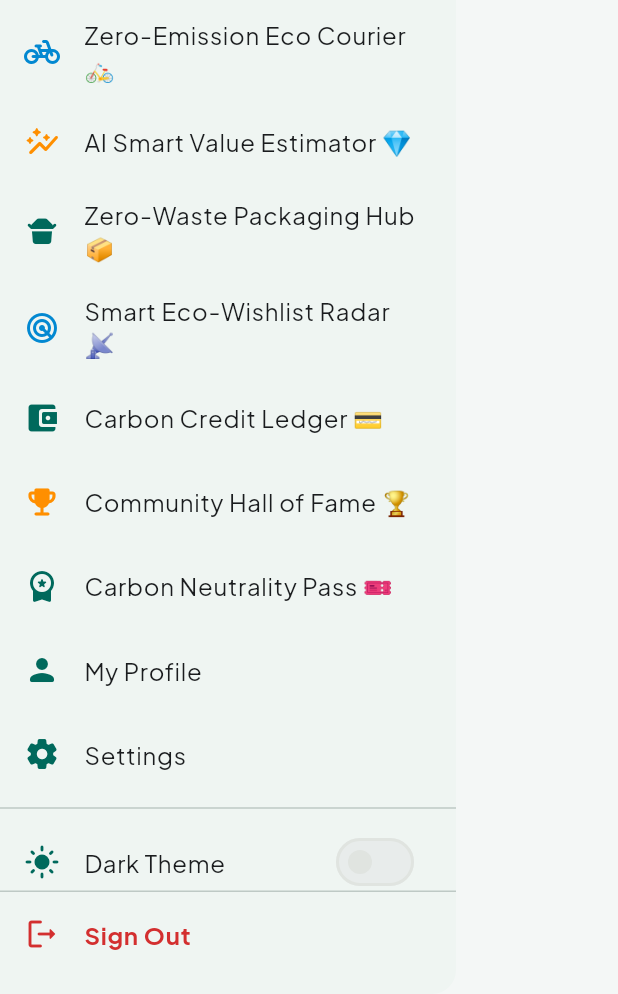
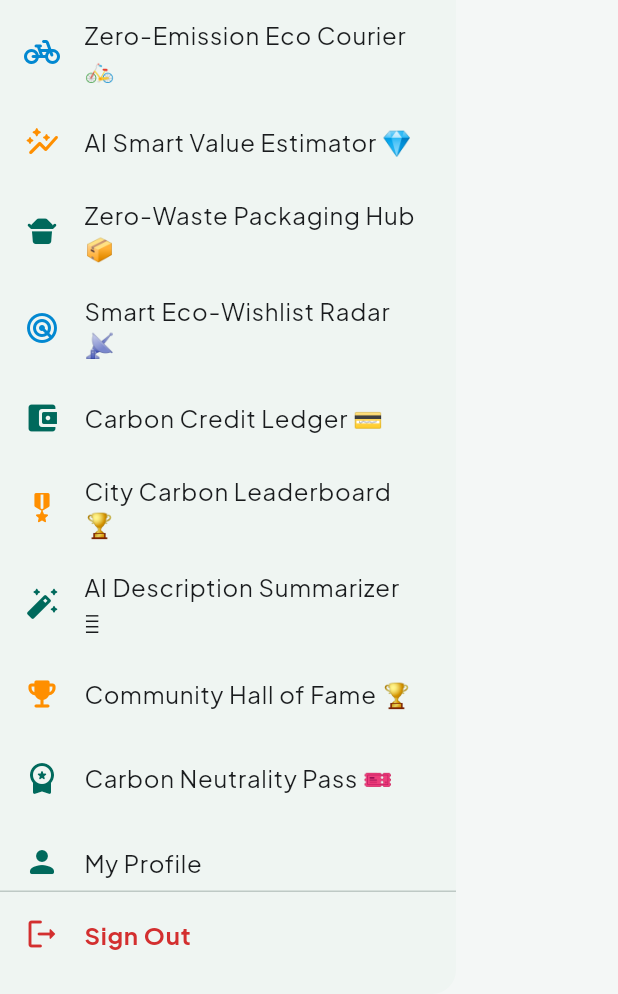
Before and after one commit to UzairBaig991/EcoSwap-MAD-Project, a Flutter app: the AppDrawer widget shown alone on an empty page, opened directly, scrolled down 1152 dp, on a phone screen of 412 x 824 dp, the part 242-1236 px from its top. Run offline on Flutter 3.47's test engine with Material 3 defaults, Android fonts, the phone set to English and light mode, and no system bars; our stand-ins replace cached_network_image, cloud_firestore, equatable, firebase_auth, firebase_core, firebase_messaging and 15 more; missing offline and left inert: dart_geohash; accounts and stored records are empty.

Commit message:
Add City Carbon Leaderboard feature

```diff
--- a/lib/core/widgets/app_drawer.dart
+++ b/lib/core/widgets/app_drawer.dart
@@ -276,6 +276,22 @@ class AppDrawer extends ConsumerWidget {
                   },
                 ),
                 ListTile(
+                  leading: const Icon(Icons.military_tech_rounded, color: AppColors.tertiary),
+                  title: const Text('City Carbon Leaderboard 🏆'),
+                  onTap: () {
+                    Navigator.pop(context);
+                    context.push('/carbon-leaderboard');
+                  },
+                ),
+                ListTile(
+                  leading: const Icon(Icons.auto_fix_high_rounded, color: AppColors.primary),
+                  title: const Text('AI Description Summarizer 🪄'),
+                  onTap: () {
+                    Navigator.pop(context);
+                    context.push('/ai-summarizer');
+                  },
+                ),
+                ListTile(
                   leading: const Icon(Icons.emoji_events_rounded, color: AppColors.tertiary),
                   title: const Text('Community Hall of Fame 🏆'),
                   onTap: () {
--- a/lib/routing/app_router.dart
+++ b/lib/routing/app_router.dart
@@ -44,6 +44,8 @@ import '../features/favorites/screens/eco_wishlist_screen.dart';
 import '../features/challenges/screens/hall_of_fame_screen.dart';
 import '../features/listing/screens/eco_item_inspector_screen.dart';
 import '../features/listing/screens/smart_value_estimator_screen.dart';
+import '../features/listing/screens/smart_description_summarizer_screen.dart';
+import '../features/challenges/screens/carbon_leaderboard_screen.dart';
 import '../features/settings/screens/settings_screen.dart';
 
 class SplashScreen extends ConsumerStatefulWidget {
@@ -359,6 +361,14 @@ final routerProvider = Provider<GoRouter>((ref) {
         builder: (context, state) => const CarbonNeutralPassScreen(),
       ),
       GoRoute(
+        path: '/carbon-leaderboard',
+        builder: (context, state) => const CarbonLeaderboardScreen(),
+      ),
+      GoRoute(
+        path: '/ai-summarizer',
+        builder: (context, state) => const SmartDescriptionSummarizerScreen(),
+      ),
+      GoRoute(
         path: '/listing/:id',
         builder: (context, state) {
           final id = state.pathParameters['id'] ?? '';
```
